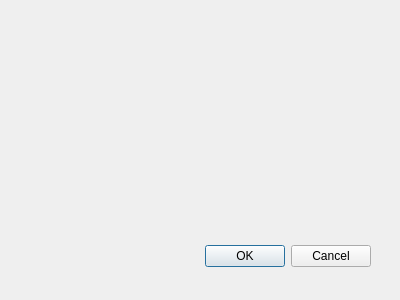
L1B0/Digital-image-processing, file picture_demo/imagesharpenmode.ui: the form before one commit.
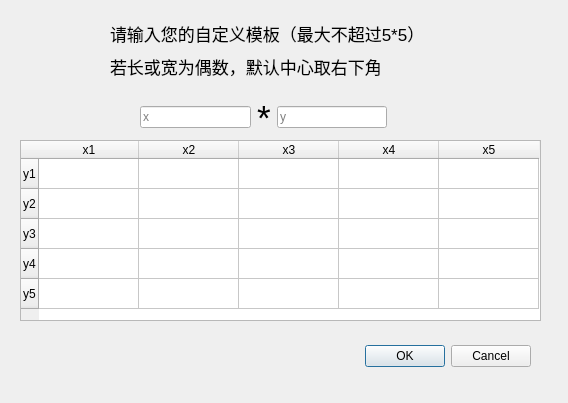
The form after the commit.

The edit to the form file:
```diff
--- a/picture_demo/imagesharpenmode.ui
+++ b/picture_demo/imagesharpenmode.ui
@@ -8,8 +8,8 @@
    <rect>
     <x>0</x>
     <y>0</y>
-    <width>400</width>
-    <height>300</height>
+    <width>568</width>
+    <height>403</height>
    </rect>
   </property>
   <property name="windowTitle">
@@ -18,8 +18,8 @@
   <widget name="buttonBox" class="QDialogButtonBox">
    <property name="geometry">
     <rect>
-     <x>30</x>
-     <y>240</y>
+     <x>190</x>
+     <y>340</y>
      <width>341</width>
      <height>32</height>
     </rect>
@@ -31,6 +31,140 @@
     <set>QDialogButtonBox::Cancel|QDialogButtonBox::Ok</set>
    </property>
   </widget>
+  <widget class="QTableWidget" name="tableWidget">
+   <property name="geometry">
+    <rect>
+     <x>20</x>
+     <y>140</y>
+     <width>521</width>
+     <height>181</height>
+    </rect>
+   </property>
+   <row>
+    <property name="text">
+     <string>y1</string>
+    </property>
+   </row>
+   <row>
+    <property name="text">
+     <string>y2</string>
+    </property>
+   </row>
+   <row>
+    <property name="text">
+     <string>y3</string>
+    </property>
+   </row>
+   <row>
+    <property name="text">
+     <string>y4</string>
+    </property>
+   </row>
+   <row>
+    <property name="text">
+     <string>y5</string>
+    </property>
+   </row>
+   <column>
+    <property name="text">
+     <string>x1</string>
+    </property>
+   </column>
+   <column>
+    <property name="text">
+     <string>x2</string>
+    </property>
+   </column>
+   <column>
+    <property name="text">
+     <string>x3</string>
+    </property>
+   </column>
+   <column>
+    <property name="text">
+     <string>x4</string>
+    </property>
+   </column>
+   <column>
+    <property name="text">
+     <string>x5</string>
+    </property>
+   </column>
+  </widget>
+  <widget class="QWidget" name="layoutWidget">
+   <property name="geometry">
+    <rect>
+     <x>140</x>
+     <y>90</y>
+     <width>247</width>
+     <height>55</height>
+    </rect>
+   </property>
+   <layout class="QHBoxLayout" name="horizontalLayout">
+    <item>
+     <widget class="QLineEdit" name="x">
+      <property name="placeholderText">
+       <string>x</string>
+      </property>
+     </widget>
+    </item>
+    <item>
+     <widget class="QLabel" name="label_2">
+      <property name="font">
+       <font>
+        <pointsize>26</pointsize>
+       </font>
+      </property>
+      <property name="text">
+       <string>*</string>
+      </property>
+     </widget>
+    </item>
+    <item>
+     <widget class="QLineEdit" name="y">
+      <property name="placeholderText">
+       <string>y</string>
+      </property>
+     </widget>
+    </item>
+   </layout>
+  </widget>
+  <widget class="QWidget" name="">
+   <property name="geometry">
+    <rect>
+     <x>110</x>
+     <y>20</y>
+     <width>318</width>
+     <height>60</height>
+    </rect>
+   </property>
+   <layout class="QVBoxLayout" name="verticalLayout">
+    <item>
+     <widget class="QLabel" name="label">
+      <property name="font">
+       <font>
+        <pointsize>13</pointsize>
+       </font>
+      </property>
+      <property name="text">
+       <string>请输入您的自定义模板（最大不超过5*5）</string>
+      </property>
+     </widget>
+    </item>
+    <item>
+     <widget class="QLabel" name="label_3">
+      <property name="font">
+       <font>
+        <pointsize>13</pointsize>
+       </font>
+      </property>
+      <property name="text">
+       <string>若长或宽为偶数，默认中心取右下角</string>
+      </property>
+     </widget>
+    </item>
+   </layout>
+  </widget>
  </widget>
  <pixmapfunction/>
  <resources/>
```
Left out of the diff: 9 changed lines with no effect on the pictures.
